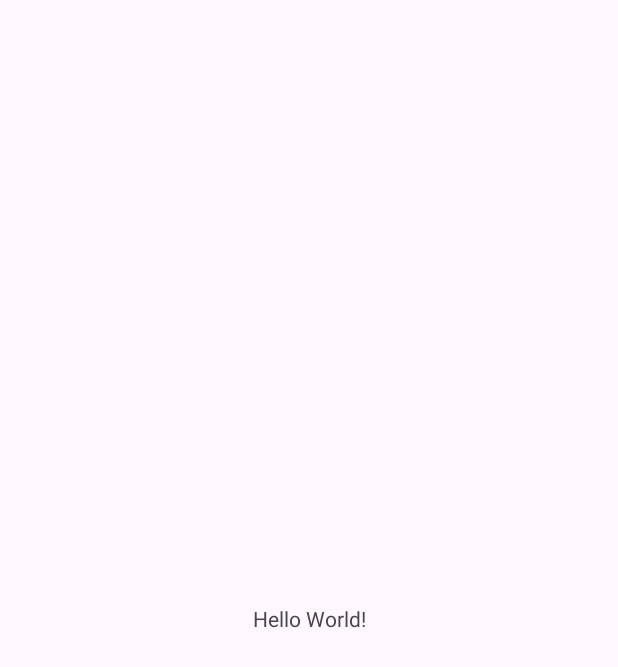
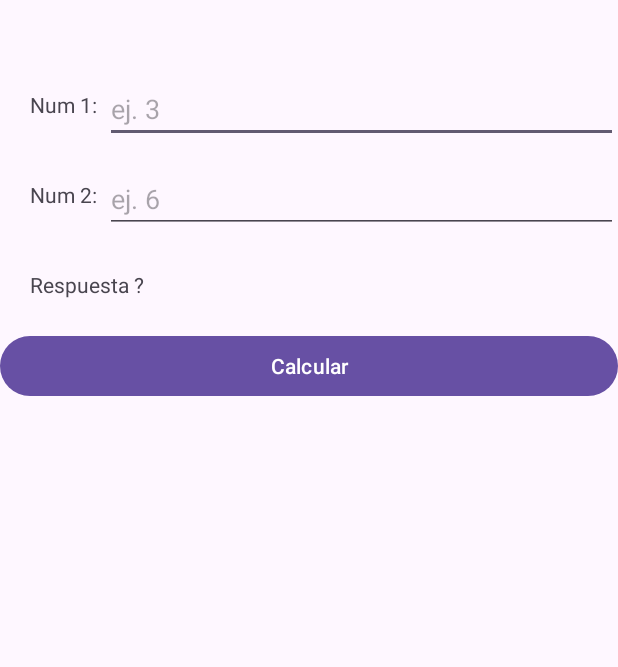
Before and after one commit to xavi447/PrograII-semi-2025, an Android app: the screen it shows after launch (MainActivity), on a phone screen of 412 x 824 dp. Before the commit the part shown is almost empty. Shown: the top 667 px of the screen. Run offline under Robolectric (Android 15) with nearby library versions, the phone set to English and light mode, and no system bars; 2 statements that could not run were skipped.

Commit message:
Creacion de la calculadora de suma

```diff
--- a/app/src/main/java/com/example/miprimeraplicacion/MainActivity.java
+++ b/app/src/main/java/com/example/miprimeraplicacion/MainActivity.java
@@ -1,6 +1,7 @@
 package com.example.miprimeraplicacion;
 
 import android.os.Bundle;
+import android.view.View;
 
 import androidx.activity.EdgeToEdge;
 import androidx.appcompat.app.AppCompatActivity;
@@ -10,11 +11,29 @@ import androidx.core.view.WindowInsetsCompat;
 
 public class MainActivity extends AppCompatActivity {
 
+    Button btn;
+    TextView tempVal;
+
+
+
+
     @Override
     protected void onCreate(Bundle savedInstanceState) {
         super.onCreate(savedInstanceState);
-
         setContentView(R.layout.activity_main);
 
+        btn = findViewById(R.id.btnCalcular);
+        btn.setOnClickListener(new View.OnClickListener() {
+            @Override
+            public void onClick(View v) {
+                tempVal = findViewById(R.id.txtNum1);
+                double num1 = Double.parseDouble(tempVal.getText().toString());
+                tempVal = findViewById(R.id.txtNum2);
+                double num2 = Double.parseDouble(tempVal.getText().toString());
+                double respuesta = num1 + num2;
+                tempVal = findViewById(R.id.lblRespuesta);
+                tempVal.setText("Respuesta: "+ respuesta);
+            }
+        });
     }
 }
--- a/app/src/main/res/layout/activity_main.xml
+++ b/app/src/main/res/layout/activity_main.xml
@@ -1,5 +1,5 @@
 <?xml version="1.0" encoding="utf-8"?>
-<androidx.constraintlayout.widget.ConstraintLayout xmlns:android="http://schemas.android.com/apk/res/android"
+<RelativeLayout xmlns:android="http://schemas.android.com/apk/res/android"
     xmlns:app="http://schemas.android.com/apk/res-auto"
     xmlns:tools="http://schemas.android.com/tools"
     android:id="@+id/main"
@@ -8,12 +8,44 @@
     tools:context=".MainActivity">
 
     <TextView
+        android:id="@+id/lblNum1"
+        android:text="Num 1:"
+        android:layout_marginTop="60dp"
+        android:layout_marginLeft="20dp"
         android:layout_width="wrap_content"
-        android:layout_height="wrap_content"
-        android:text="Hello World!"
-        app:layout_constraintBottom_toBottomOf="parent"
-        app:layout_constraintEnd_toEndOf="parent"
-        app:layout_constraintStart_toStartOf="parent"
-        app:layout_constraintTop_toTopOf="parent" />
-
-</androidx.constraintlayout.widget.ConstraintLayout>
+        android:layout_height="wrap_content"/>
+    <EditText
+        android:id="@+id/txtNum1"
+        android:hint="ej. 3"
+        android:layout_marginTop="50dp"
+        android:layout_marginLeft="70dp"
+        android:layout_width="match_parent"
+        android:layout_height="wrap_content"/>
+    <TextView
+        android:id="@+id/lblNum2"
+        android:text="Num 2:"
+        android:layout_marginTop="120dp"
+        android:layout_marginLeft="20dp"
+        android:layout_width="wrap_content"
+        android:layout_height="wrap_content"/>
+    <EditText
+        android:id="@+id/txtNum2"
+        android:hint="ej. 6"
+        android:layout_marginTop="110dp"
+        android:layout_marginLeft="70dp"
+        android:layout_width="match_parent"
+        android:layout_height="wrap_content"/>
+    <TextView
+        android:id="@+id/lblRespuesta"
+        android:layout_marginTop="180dp"
+        android:layout_marginLeft="20dp"
+        android:text="Respuesta ?"
+        android:layout_width="wrap_content"
+        android:layout_height="wrap_content"/>
+    <Button
+        android:id="@+id/btnCalcular"
+        android:text="Calcular"
+        android:layout_marginTop="220dp"
+        android:layout_width="match_parent"
+        android:layout_height="wrap_content"/>
+</RelativeLayout>
```
